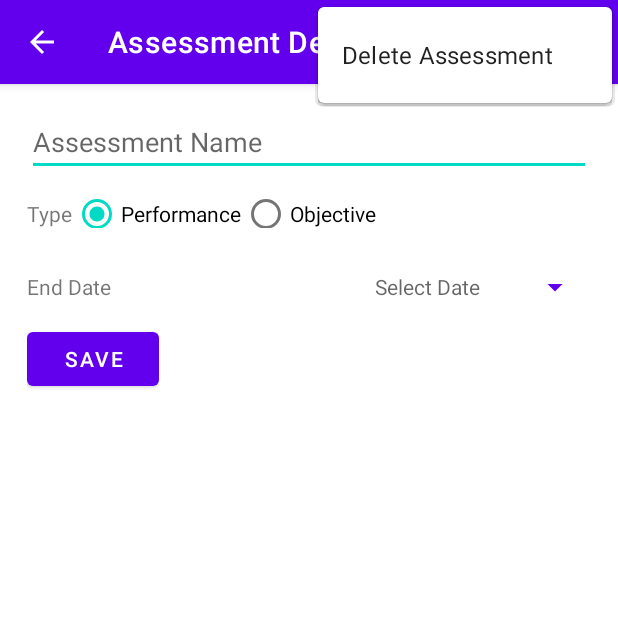
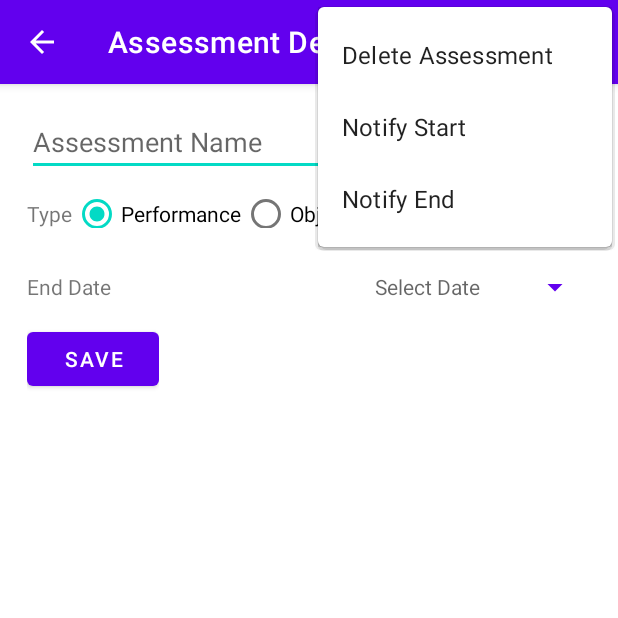
Before and after one commit to Jbruening326/jbrueningMobileDevelopment, an Android app: the AssessmentDetails screen opened directly, with no data from a screen before it, with the options menu open, on a phone screen of 412 x 824 dp, the top half of it. Run offline under Robolectric (Android 15) with nearby library versions, the phone set to English and light mode, and no system bars; our stand-ins replace Room's generated code.

Commit message:
04/22/23:3

```diff
--- a/app/src/main/AndroidManifest.xml
+++ b/app/src/main/AndroidManifest.xml
@@ -1,6 +1,7 @@
 <?xml version="1.0" encoding="utf-8"?>
 <manifest xmlns:android="http://schemas.android.com/apk/res/android"
     xmlns:tools="http://schemas.android.com/tools">
+    <uses-permission android:name="android.permission.POST_NOTIFICATIONS"/>
 
     <application
         android:allowBackup="true"
--- a/app/src/main/java/com/wgu/courseschedulerc196/UI/AssessmentDetails.java
+++ b/app/src/main/java/com/wgu/courseschedulerc196/UI/AssessmentDetails.java
@@ -127,12 +127,12 @@ public class AssessmentDetails extends AppCompatActivity {
 
         else {
             if (id == -1) {
-                Assessment assessment = new Assessment(0, name, type, date, courseId);
+                Assessment assessment = new Assessment(0, name, type, course.getStartDate(), date, courseId);
                 repository.insert(assessment);
                 Toast.makeText(this, "Assessment added", Toast.LENGTH_LONG).show();
 
             } else {
-                Assessment assessment = new Assessment(id, name, type, date, courseId);
+                Assessment assessment = new Assessment(id, name, type, course.getStartDate(), date, courseId);
                 repository.update(assessment);
                 Toast.makeText(this, "Assessment updated", Toast.LENGTH_LONG).show();
             }
--- a/app/src/main/java/com/wgu/courseschedulerc196/UI/CourseDetails.java
+++ b/app/src/main/java/com/wgu/courseschedulerc196/UI/CourseDetails.java
@@ -276,6 +276,12 @@ public class CourseDetails extends AppCompatActivity {
                     shareIntent.setType("text/plain");
                     startActivity(shareIntent);
                 }
+            case R.id.assessmentStartNotify:
+                String startDate = startDateButton.getText().toString();
+                Date myDate = DateHelper.makeStringDate(startDate);
+                Long trigger = myDate.getTime();
+
+            //case R.id.assessmentEndNotify:
 
 
         }
--- a/app/src/main/res/menu/assessment_details_menu.xml
+++ b/app/src/main/res/menu/assessment_details_menu.xml
@@ -5,4 +5,10 @@
     <item
         android:id="@+id/deleteAssessment"
         android:title="Delete Assessment" />
+    <item
+        android:id="@+id/assessmentStartNotify"
+        android:title="Notify Start" />
+    <item
+        android:id="@+id/assessmentEndNotify"
+        android:title="Notify End" />
 </menu>
--- a/app/src/main/res/menu/course_details_menu.xml
+++ b/app/src/main/res/menu/course_details_menu.xml
@@ -8,4 +8,10 @@
     <item
         android:id="@+id/shareNote"
         android:title="Share Notes" />
+    <item
+        android:id="@+id/couserStartNotify"
+        android:title="Notify Start" />
+    <item
+        android:id="@+id/courseEndNotify"
+        android:title="Notify End" />
 </menu>
```
Also changed, not shown: app/src/main/java/com/wgu/courseschedulerc196/UI/MainActivity.java (+7 -2 lines), app/src/main/java/com/wgu/courseschedulerc196/entities/Assessment.java (+11 -1 lines).
